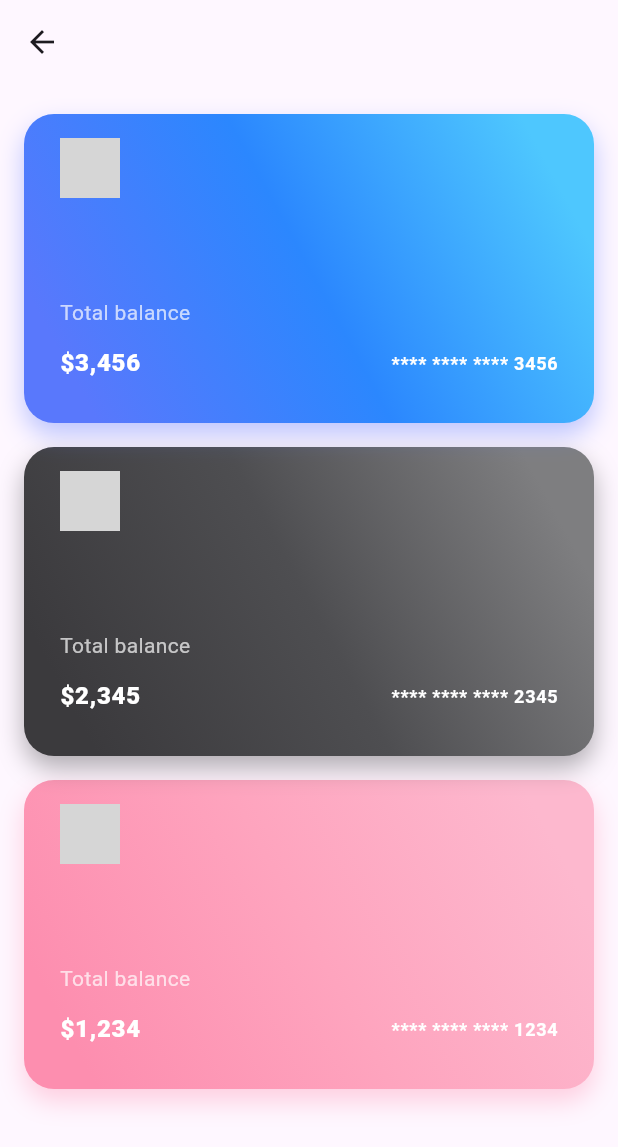
After one commit to JherysVargas/designs_flutter, a Flutter app: the BankingHome screen opened directly, after a tap on "Total balance", on a phone screen of 412 x 824 dp. The commit adds this screen. Shown: the top 1147 px of the screen. Run offline on Flutter 3.47's test engine with Material 3 defaults, Android fonts, the phone set to English and light mode, and no system bars; our stand-ins replace sliver_tools; network calls fail; grey boxes are pictures that could not be loaded.

Commit message:
Banking design

```diff
--- /dev/null
+++ b/lib/banking_view/contstant.dart
@@ -0,0 +1,42 @@
+import 'package:flutter/material.dart';
+
+import 'models/credit_card.dart';
+
+const double spacing = 16.0;
+const double factorCard = 4;
+
+const List<CreditCardModel> creditCards = [
+  CreditCardModel(
+    gradient: [
+      Color(0xFFfd8eaf),
+      Color(0xFFfea4be),
+      Color(0xFFfdb8ce),
+    ],
+    image:
+        'https://static.rankt.com/v1/public/static/images/issuers/_inverted/american_express_white.png',
+    total: '1,234',
+    numberCard: '**** **** **** 1234',
+  ),
+  CreditCardModel(
+    gradient: [
+      Color(0xFF3b3a3d),
+      Color(0xFF4e4e51),
+      Color(0xFF7e7e80),
+    ],
+    image:
+        'https://static-00.iconduck.com/assets.00/mastercard-icon-512x395-qoejqj7z.png',
+    total: '2,345',
+    numberCard: '**** **** **** 2345',
+  ),
+  CreditCardModel(
+    gradient: [
+      Color(0xFF5978fc),
+      Color(0xFF2b87fe),
+      Color(0xFF4ec7fe),
+    ],
+    image:
+        'https://i0.wp.com/americassbdc.org/wp-content/uploads/2021/05/Visa-logo-white.png?fit=900%2C291&ssl=1',
+    total: '3,456',
+    numberCard: '**** **** **** 3456',
+  ),
+];
--- /dev/null
+++ b/lib/banking_view/models/credit_card.dart
@@ -0,0 +1,15 @@
+import 'package:flutter/material.dart';
+
+class CreditCardModel {
+  final List<Color> gradient;
+  final String image;
+  final String total;
+  final String numberCard;
+
+  const CreditCardModel({
+    required this.gradient,
+    required this.image,
+    required this.total,
+    required this.numberCard,
+  });
+}
--- /dev/null
+++ b/lib/banking_view/views/detail_cards/detail.dart
@@ -0,0 +1,27 @@
+import 'package:designs_flutter/banking_view/contstant.dart';
+import 'package:designs_flutter/banking_view/widgets/credit_card.dart';
+import 'package:flutter/material.dart';
+
+class DetailCards extends StatelessWidget {
+  const DetailCards({super.key});
+
+  @override
+  Widget build(BuildContext context) {
+    return Scaffold(
+      appBar: AppBar(),
+      body: ListView.separated(
+        separatorBuilder: (context, index) => const SizedBox(height: spacing),
+        padding: const EdgeInsets.fromLTRB(16, 20, 16, 0),
+        itemCount: creditCards.length,
+        reverse: true,
+        shrinkWrap: true,
+        itemBuilder: (context, index) {
+          return Hero(
+            tag: 'card$index',
+            child: CreditCard(creditCard: creditCards[index]),
+          );
+        },
+      ),
+    );
+  }
+}
--- /dev/null
+++ b/lib/banking_view/views/home_view/home.dart
@@ -0,0 +1,48 @@
+import 'package:designs_flutter/banking_view/views/home_view/widgets/stacked_cards.dart';
+import 'package:flutter/material.dart';
+
+class BankingHome extends StatelessWidget {
+  const BankingHome({super.key});
+
+  @override
+  Widget build(BuildContext context) {
+    final height = MediaQuery.sizeOf(context).height;
+
+    return Scaffold(
+      appBar: AppBar(
+        automaticallyImplyLeading: false,
+        title: _buildTitle(),
+      ),
+      body: SingleChildScrollView(
+        padding: const EdgeInsets.symmetric(horizontal: 16, vertical: 20),
+        child: Column(
+          children: [
+            SizedBox(
+              height: height / 3,
+              child: const StackedCards(),
+            ),
+            const Placeholder(),
+          ],
+        ),
+      ),
+    );
+  }
+
+  Widget _buildTitle() {
+    return const ListTile(
+      titleTextStyle: TextStyle(
+        color: Colors.black,
+        fontWeight: FontWeight.w800,
+      ),
+      contentPadding: EdgeInsets.zero,
+      title: Text('Hi Jherys Vargas'),
+      subtitle: Text('Welcome back'),
+      trailing: CircleAvatar(
+        radius: 16,
+        backgroundImage: NetworkImage(
+          'https://avatars.githubusercontent.com/u/39938693?v=4',
+        ),
+      ),
+    );
+  }
+}
--- /dev/null
+++ b/lib/banking_view/views/home_view/widgets/stacked_cards.dart
@@ -0,0 +1,34 @@
+import 'dart:math';
+
+import 'package:designs_flutter/banking_view/contstant.dart';
+import 'package:designs_flutter/banking_view/widgets/credit_card.dart';
+import 'package:flutter/material.dart';
+
+class StackedCards extends StatelessWidget {
+  const StackedCards({super.key});
+
+  @override
+  Widget build(BuildContext context) {
+    return GestureDetector(
+      onTap: () => Navigator.pushNamed(context, '/detailCardBank'),
+      child: Stack(
+        children: List.generate(
+          min(3, creditCards.length),
+          (index) {
+            final symmetricCenterPercentage = spacing * (3 - (index + 1));
+
+            return Positioned(
+              top: spacing * index,
+              left: symmetricCenterPercentage,
+              right: symmetricCenterPercentage,
+              child: Hero(
+                tag: 'card$index',
+                child: CreditCard(creditCard: creditCards[index]),
+              ),
+            );
+          },
+        ),
+      ),
+    );
+  }
+}
--- /dev/null
+++ b/lib/banking_view/widgets/credit_card.dart
@@ -0,0 +1,101 @@
+import 'package:designs_flutter/banking_view/models/credit_card.dart';
+import 'package:flutter/material.dart';
+
+class CreditCard extends StatelessWidget {
+  const CreditCard({super.key, required this.creditCard});
+
+  final CreditCardModel creditCard;
+
+  @override
+  Widget build(BuildContext context) {
+    final height = MediaQuery.sizeOf(context).height;
+
+    return Material(
+      child: Container(
+        height: height / 4,
+        decoration: BoxDecoration(
+          gradient: LinearGradient(
+            begin: Alignment.bottomLeft,
+            end: Alignment.topRight,
+            colors: creditCard.gradient,
+            stops: const [0.1, 0.5, 0.9],
+          ),
+          borderRadius: BorderRadius.circular(20),
+          boxShadow: [
+            BoxShadow(
+              color: creditCard.gradient.first.withOpacity(.4),
+              blurRadius: 14,
+              offset: const Offset(0, 8),
+            ),
+          ],
+        ),
+        padding: const EdgeInsets.symmetric(vertical: 16.0, horizontal: 24),
+        child: Column(
+          crossAxisAlignment: CrossAxisAlignment.start,
+          mainAxisAlignment: MainAxisAlignment.spaceBetween,
+          children: [_buildImage(), _buildContent()],
+        ),
+      ),
+    );
+  }
+
+  Widget _buildImage() {
+    return Image(
+      image: NetworkImage(creditCard.image),
+      height: 40,
+      width: 40,
+    );
+  }
+
+  Widget _buildContent() {
+    return Flexible(
+      child: Column(
+        crossAxisAlignment: CrossAxisAlignment.start,
+        mainAxisAlignment: MainAxisAlignment.end,
+        children: [
+          _buildTextTotal(),
+          _buildTotalAndNumber(),
+        ],
+      ),
+    );
+  }
+
+  Widget _buildTextTotal() {
+    return const Text(
+      'Total balance',
+      maxLines: 1,
+      overflow: TextOverflow.ellipsis,
+      style: TextStyle(
+        color: Colors.white70,
+        fontSize: 14,
+        fontWeight: FontWeight.w400,
+      ),
+    );
+  }
+
+  Widget _buildTotalAndNumber() {
+    return ListTile(
+      dense: true,
+      contentPadding: EdgeInsets.zero,
+      textColor: Colors.white,
+      title: Text(
+        '\$${creditCard.total}',
+        maxLines: 1,
+        overflow: TextOverflow.ellipsis,
+        style: const TextStyle(
+          fontSize: 16,
+          fontWeight: FontWeight.w800,
+        ),
+      ),
+      trailing: Text(
+        creditCard.numberCard,
+        maxLines: 1,
+        overflow: TextOverflow.ellipsis,
+        style: const TextStyle(
+          fontSize: 12,
+          fontWeight: FontWeight.w600,
+        ),
+      ),
+    );
+  }
+}
--- a/lib/main_view.dart
+++ b/lib/main_view.dart
@@ -17,6 +17,11 @@ class MainView extends StatelessWidget {
               context: context,
               route: '/sklepEcommerce',
               text: 'Skelp Ecommerce',
+            ),
+            _buildButton(
+              context: context,
+              route: '/banking',
+              text: 'Banking',
             )
           ],
         ),
--- a/lib/router/app_paths.dart
+++ b/lib/router/app_paths.dart
@@ -1,3 +1,5 @@
+import 'package:designs_flutter/banking_view/views/detail_cards/detail.dart';
+import 'package:designs_flutter/banking_view/views/home_view/home.dart';
 import 'package:flutter/material.dart';
 import 'package:designs_flutter/main_view.dart';
 import 'package:designs_flutter/sklep_ecommerce_view/views/home_view/home.dart';
@@ -12,8 +14,22 @@ class RouterGenerator {
       '/sklepEcommerce': MaterialPageRoute(
         builder: (_) => const SklepEcommerceHome(),
       ),
+      '/banking': MaterialPageRoute(
+        builder: (_) => const BankingHome(),
+      ),
       '/detailProductsklepEcommerce': PageRouteBuilder(
         pageBuilder: (_, __, ___) => const DetailProductSklepEcommerceHome(),
+        transitionsBuilder: (_, animation, __, child) {
+          return FadeTransition(
+            opacity: animation,
+            child: child,
+          );
+        },
+        transitionDuration: const Duration(milliseconds: 350),
+        settings: settings,
+      ),
+      '/detailCardBank': PageRouteBuilder(
+        pageBuilder: (_, __, ___) => const DetailCards(),
         transitionsBuilder: (_, animation, __, child) {
           return FadeTransition(
             opacity: animation,
--- a/lib/sklep_ecommerce_view/views/home_view/widgets/list_products.dart
+++ b/lib/sklep_ecommerce_view/views/home_view/widgets/list_products.dart
@@ -54,7 +54,8 @@ class ListProducts extends StatelessWidget {
               final ProductModel product = products[index];
               return ItemProduct(
                 product: product.copyWith(
-                  heroTag: "${product.name}-${hashCode + index}",
+                  heroTag:
+                      "${product.name}-${(product.hashCode * hashCode) + index}",
                 ),
               );
             },
```
